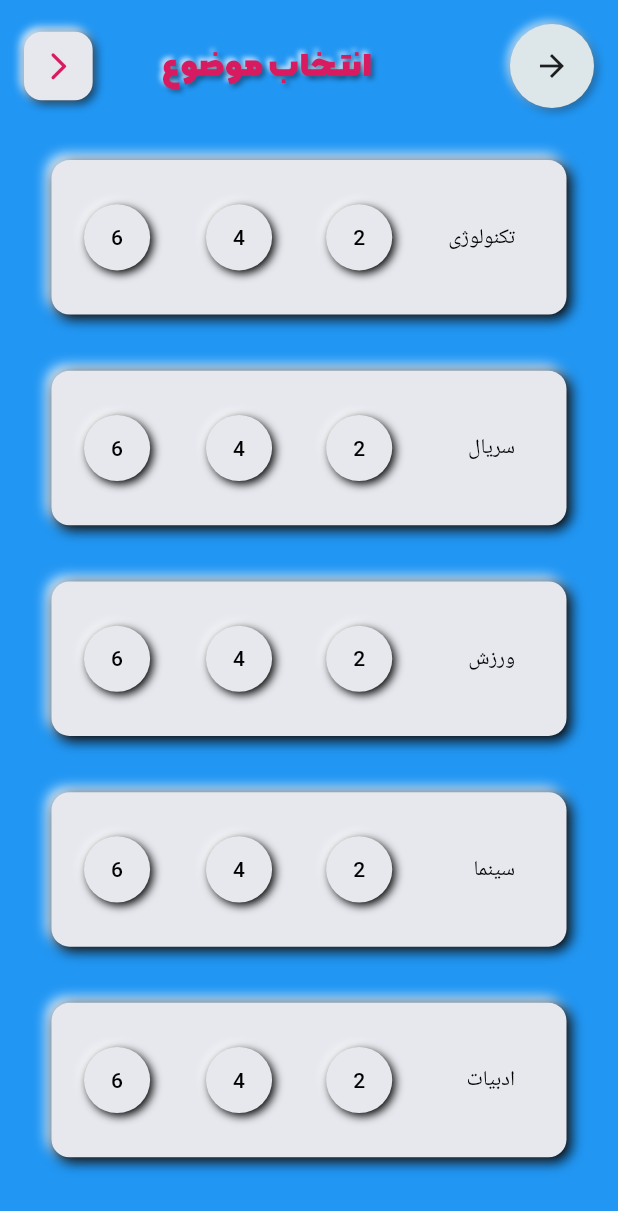
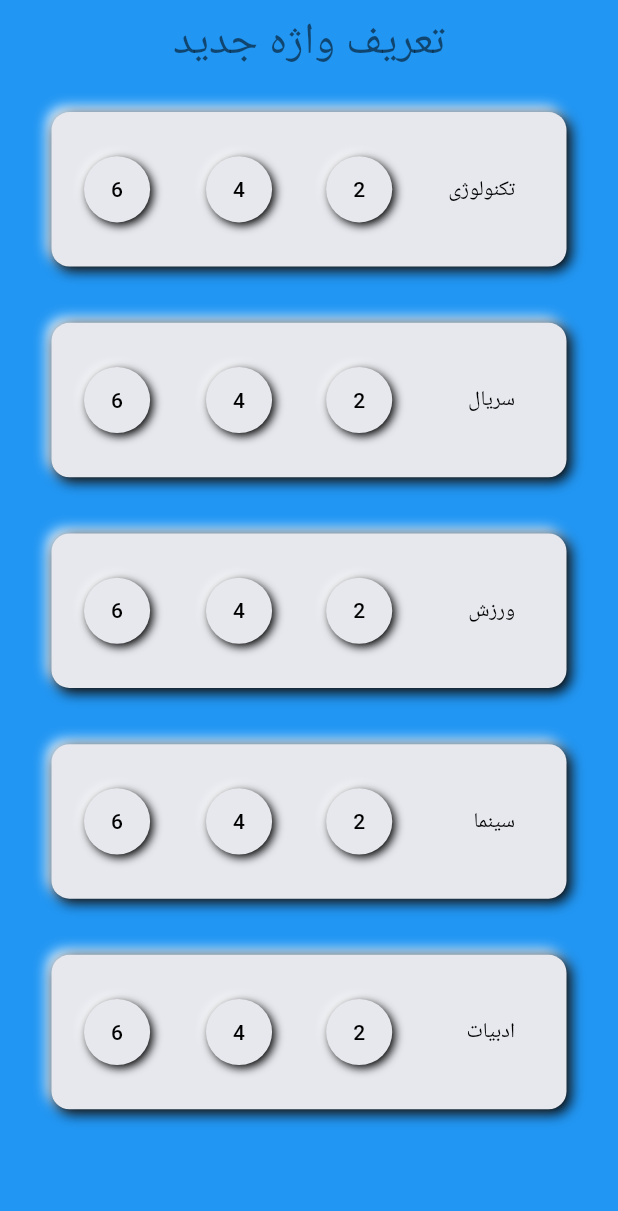
Before and after one commit to AminAlizadeh-Dev/pantomim_flutter, a Flutter app: the SelectTopic screen opened directly, on a phone screen of 412 x 824 dp. Shown: the top 1211 px of the screen. Run offline on Flutter 3.47's test engine with Material 2 defaults, Android fonts, the phone set to English and light mode, and no system bars; drawn by our look-alikes of flutter_neumorphic; our stand-ins replace flutter_svg, line_icons, lottie; missing offline and left inert: draggable_scrollbar, neumorphic; project files that could hold a hidden picture were left out.

Commit message:
SIZE TEXT

```diff
--- a/lib/pages/new_word_page.dart
+++ b/lib/pages/new_word_page.dart
@@ -27,9 +27,10 @@ class NewWordState extends State<NewWord> {
       child: Scaffold(
         backgroundColor: NeumorphicTheme.accentColor(context),
         appBar: AppBar(
+          leading: SizedBox(),
           elevation: 0,
           centerTitle: true,
-          title: Text("تعریف واژه جدید", style: theme.textTheme.headline3),
+          title: Text("تعریف واژه جدید", style: theme.textTheme.headline3.copyWith()),
         ),
         body: DraggableScrollbar.rrect(
           padding: EdgeInsets.only(bottom: xxSmallSize(context)),
--- a/lib/pages/select_topic_page.dart
+++ b/lib/pages/select_topic_page.dart
@@ -1,6 +1,7 @@
 import 'package:flutter/cupertino.dart';
 import 'package:flutter/material.dart';
 import 'package:flutter_neumorphic/flutter_neumorphic.dart';
+import 'package:pantomim_flutter/theme/dimense.dart';
 import 'package:pantomim_flutter/widgets/neu_app_bar.dart';
 import 'package:pantomim_flutter/widgets/select_topic_widgets.dart';
 
@@ -17,7 +18,16 @@ class SelectTopicState extends State<SelectTopic> {
       textDirection: TextDirection.rtl,
       child: Scaffold(
         backgroundColor: NeumorphicTheme.accentColor(context),
-        appBar: neuAppbar(context, "انتـخاب موضوع"),
+        appBar: AppBar(
+          leading: SizedBox(),
+          elevation: 0,
+          centerTitle: true,
+          title: Text(
+            "تعریف واژه جدید",
+            style: theme.textTheme.headline3
+                .copyWith(fontSize: headline3Size(context) / 1.4),
+          ),
+        ),
         body: SingleChildScrollView(
           physics: BouncingScrollPhysics(),
           child: Column(
```
Also changed, not shown: lib/pages/home_page.dart (+6 -10 lines).
